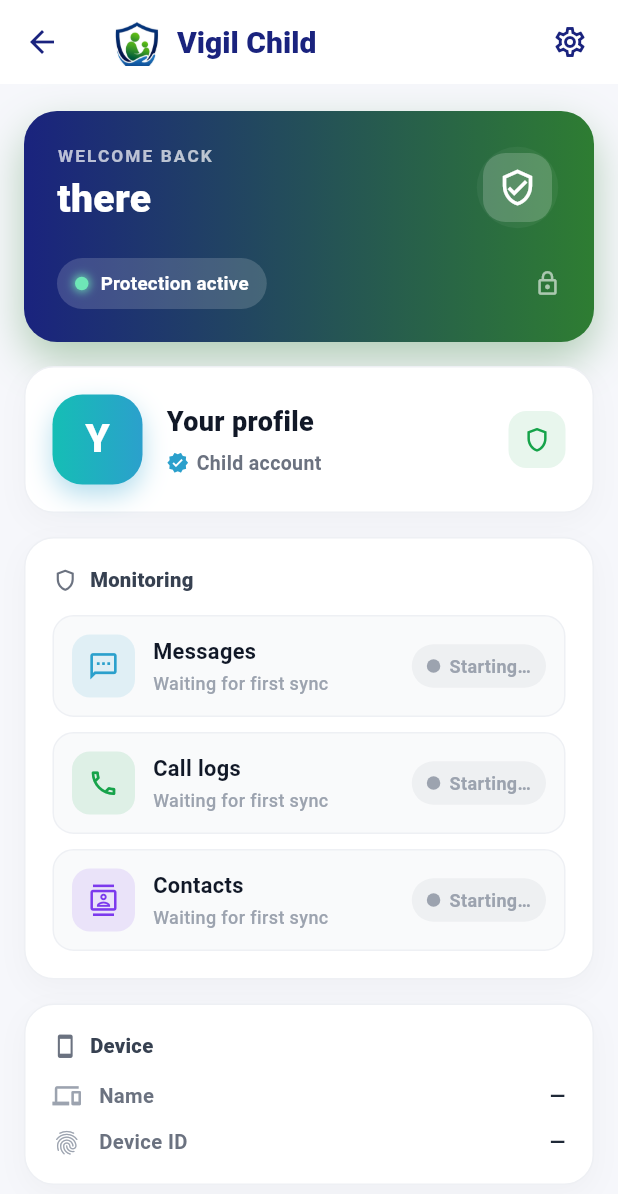
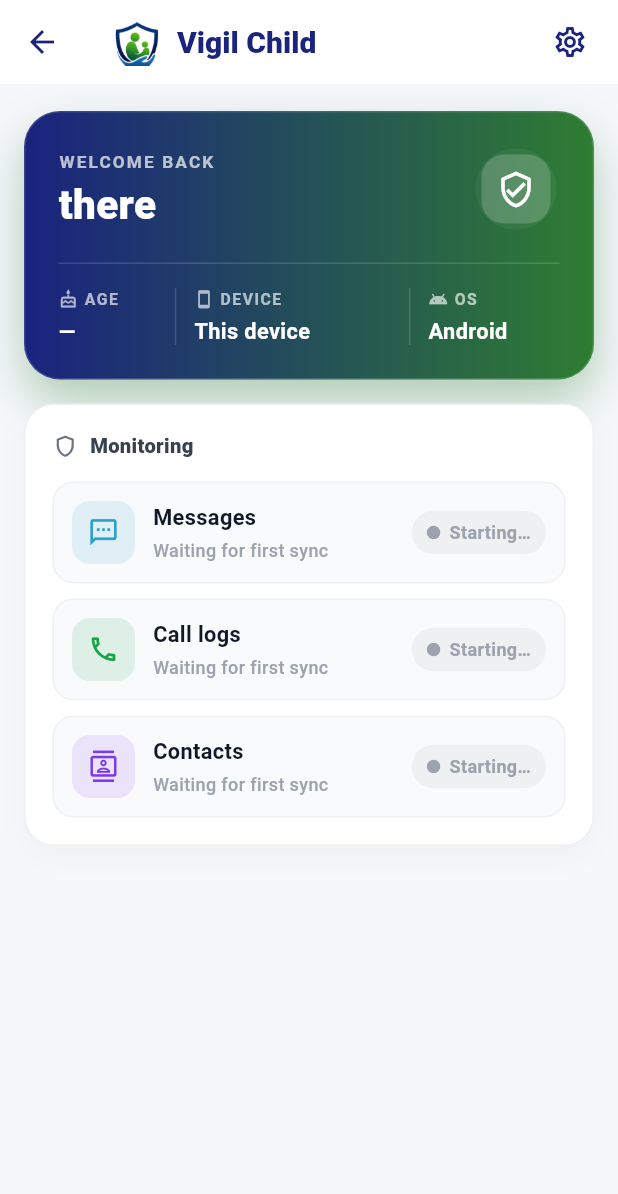
Before and after one commit to itsciworld/childapp, a Flutter app: the ChildHomePage screen opened by its route, on a phone screen of 412 x 824 dp. Shown: the top 1194 px of the screen. Run offline on Flutter 3.47's test engine with Material 3 defaults, Android fonts, the phone set to English and light mode, and no system bars; our stand-ins replace device_info_plus, dio, flutter_contacts, flutter_dotenv, flutter_local_notifications, flutter_riverpod and 3 more; missing offline and left inert: call_log, flexi_form_field, flutter_background_service, flutter_sms_inbox, usage_stats; accounts and stored records are empty.

Commit message:
feat(call_logs): increase batch size for call log uploads from 40 to 50

```diff
--- a/lib/features/call_logs/viewmodel/call_log_sync_service.dart
+++ b/lib/features/call_logs/viewmodel/call_log_sync_service.dart
@@ -26,7 +26,7 @@
   /// Max calls per upload request. Like the contacts sync, we send ONE batch
   /// per pass so each request is small/fast and a big first sync drains
   /// gradually over successive passes instead of one huge upload.
-  static const int _batchSize = 40;
+  static const int _batchSize = 50;
 
   /// Runs one sync pass. Returns the server response on success, or `null`
   /// when the pass was skipped (missing identity / no calls) or failed.
--- a/lib/features/home/view/child_home_page.dart
+++ b/lib/features/home/view/child_home_page.dart
@@ -1,4 +1,5 @@
 import 'dart:async';
+import 'dart:io' show Platform;
 
 import 'package:flutter/material.dart';
 import 'package:flutter/services.dart';
@@ -39,8 +40,11 @@
   DateTime? _lastBackPress;
   Timer? _statusTimer;
 
-  // Drives the one-shot staggered entrance of the cards.
+  // Drives the one-shot staggered entrance of the cards. Started the moment
+  // the profile data finishes loading (not at mount), so the reveal plays in
+  // sync with the data actually appearing on screen.
   late final AnimationController _entrance;
+  bool _entranceStarted = false;
   // Drives the continuous "live monitoring" pulse on the hero shield + dots.
   late final AnimationController _pulse;
 
@@ -50,8 +54,8 @@
 
     _entrance = AnimationController(
       vsync: this,
-      duration: const Duration(milliseconds: 900),
-    )..forward();
+      duration: const Duration(milliseconds: 1100),
+    );
     _pulse = AnimationController(
       vsync: this,
       duration: const Duration(milliseconds: 1500),
@@ -168,38 +172,42 @@
         body: identityAsync.when(
           loading: () => const Center(child: CircularProgressIndicator()),
           error: (e, _) => Center(child: Text('Could not load profile: $e')),
-          data: (identity) => ListView(
+          data: (identity) {
+            // Kick off the entrance the first time real data is available, so
+            // the cards animate in exactly when the data does — covering both
+            // the async-resolve and the already-cached cases.
+            if (!_entranceStarted) {
+              _entranceStarted = true;
+              WidgetsBinding.instance.addPostFrameCallback((_) {
+                if (mounted) _entrance.forward(from: 0);
+              });
+            }
+            return ListView(
               padding: const EdgeInsets.fromLTRB(16, 18, 16, 28),
               children: [
                 _Entrance(
                   animation: _entrance,
                   index: 0,
-                child: _HeroCard(name: identity.childName, pulse: _pulse),
+                  child: _WelcomeCard(
+                    identity: identity,
+                    device: deviceAsync.asData?.value,
+                    pulse: _pulse,
+                    entrance: _entrance,
+                  ),
                 ),
                 const SizedBox(height: 16),
                 _Entrance(
                   animation: _entrance,
                   index: 1,
-                child: _ProfileCard(identity: identity),
-              ),
-              const SizedBox(height: 16),
-              _Entrance(
-                animation: _entrance,
-                index: 2,
                   child: _MonitoringCard(
                     state: smsState,
                     callLogState: callLogState,
                     contactState: contactState,
                   ),
                 ),
-              const SizedBox(height: 16),
-              _Entrance(
-                animation: _entrance,
-                index: 3,
-                child: _DeviceCard(device: deviceAsync.asData?.value),
-              ),
               ],
-          ),
+            );
+          },
         ),
       ),
     );
@@ -228,10 +236,53 @@
     );
     return AnimatedBuilder(
       animation: curved,
+      builder: (context, child) {
+        final t = curved.value;
+        return Opacity(
+          opacity: t,
+          child: Transform.translate(
+            offset: Offset(0, 32 * (1 - t)),
+            child: Transform.scale(
+              scale: 0.96 + 0.04 * t,
+              alignment: Alignment.topCenter,
+              child: child,
+            ),
+          ),
+        );
+      },
+      child: child,
+    );
+  }
+}
+
+/// Reveals [child] with a fade + small rise as [animation] sweeps its
+/// [start]–[end] sub-interval. Lets the welcome-card values cascade in just
+/// after the card frame itself has appeared.
+class _RevealItem extends StatelessWidget {
+  const _RevealItem({
+    required this.animation,
+    required this.start,
+    required this.end,
+    required this.child,
+  });
+
+  final Animation<double> animation;
+  final double start;
+  final double end;
+  final Widget child;
+
+  @override
+  Widget build(BuildContext context) {
+    final curved = CurvedAnimation(
+      parent: animation,
+      curve: Interval(start, end, curve: Curves.easeOut),
+    );
+    return AnimatedBuilder(
+      animation: curved,
       builder: (context, child) => Opacity(
         opacity: curved.value,
         child: Transform.translate(
-          offset: Offset(0, 28 * (1 - curved.value)),
+          offset: Offset(0, 12 * (1 - curved.value)),
           child: child,
         ),
       ),
@@ -240,34 +291,52 @@
   }
 }
 
-/// The gradient "protection active" hero with an animated pulsing shield.
-class _HeroCard extends StatelessWidget {
-  const _HeroCard({this.name, required this.pulse});
+/// The gradient hero card holding every child detail in one place:
+/// greeting + name, an animated pulsing shield, and an age · device · OS
+/// stat row whose values cascade in (driven by [entrance]) as the data loads.
+class _WelcomeCard extends StatelessWidget {
+  const _WelcomeCard({
+    required this.identity,
+    required this.device,
+    required this.pulse,
+    required this.entrance,
+  });
 
-  final String? name;
+  final Identity identity;
+  final StoredDevice? device;
   final Animation<double> pulse;
+  final Animation<double> entrance;
 
   @override
   Widget build(BuildContext context) {
-    final displayName = (name == null || name!.isEmpty) ? 'there' : name!;
+    final rawName = identity.childName;
+    final displayName =
+        (rawName == null || rawName.isEmpty) ? 'there' : rawName;
+    final age = identity.childAge;
+    final deviceName =
+        (device?.name?.isNotEmpty ?? false) ? device!.name! : 'This device';
+    final osLabel = _platformLabel();
+    final osIcon = Platform.isIOS ? Icons.apple : Icons.android;
+
     return Container(
       padding: const EdgeInsets.all(22),
       decoration: BoxDecoration(
         gradient: AppGradients.primaryButton,
-        borderRadius: BorderRadius.circular(22),
+        borderRadius: BorderRadius.circular(24),
+        border: Border.all(color: Colors.white.withValues(alpha: 0.14)),
         boxShadow: [
           BoxShadow(
             color: AppGradients.shadowColor(AppGradients.primaryButton),
-            blurRadius: 24,
-            offset: const Offset(0, 12),
+            blurRadius: 26,
+            offset: const Offset(0, 14),
           ),
         ],
       ),
       child: Column(
         crossAxisAlignment: CrossAxisAlignment.start,
         children: [
+          // Greeting + name (left); pulsing shield with a live badge (right).
           Row(
-            crossAxisAlignment: CrossAxisAlignment.start,
             children: [
               Expanded(
                 child: Column(
@@ -289,7 +358,7 @@
                       overflow: TextOverflow.ellipsis,
                       style: const TextStyle(
                         color: Colors.white,
-                        fontSize: 26,
+                        fontSize: 27,
                         fontWeight: FontWeight.w800,
                         height: 1.1,
                       ),
@@ -297,44 +366,160 @@
                   ],
                 ),
               ),
-              const SizedBox(width: 12),
+              const SizedBox(width: 14),
+              Stack(
+                clipBehavior: Clip.none,
+                children: [
                   _PulsingShield(pulse: pulse),
                 ],
               ),
-          const SizedBox(height: 18),
-          Row(
+            ],
+          ),
+          const SizedBox(height: 20),
+          Divider(
+            height: 1,
+            thickness: 1,
+            color: Colors.white.withValues(alpha: 0.15),
+          ),
+          const SizedBox(height: 16),
+          // Detail columns: age · device · system. Device gets the widest
+          // share and may wrap onto two lines so longer hardware names stay
+          // readable.
+          IntrinsicHeight(
+            child: Row(
               children: [
-              Container(
-                padding:
-                    const EdgeInsets.symmetric(horizontal: 12, vertical: 8),
-                decoration: BoxDecoration(
-                  color: Colors.white.withValues(alpha: 0.16),
-                  borderRadius: BorderRadius.circular(30),
+                Expanded(
+                  flex: 3,
+                  child: _RevealItem(
+                    animation: entrance,
+                    start: 0.45,
+                    end: 0.72,
+                    child: _HeroStat(
+                      icon: Icons.cake_outlined,
+                      label: 'AGE',
+                      value: (age != null && age > 0) ? '$age yrs' : '—',
                     ),
-                child: Row(
-                  mainAxisSize: MainAxisSize.min,
-                  children: [
-                    _LiveDot(pulse: pulse, color: const Color(0xFF6EE7B7)),
-                    const SizedBox(width: 8),
-                    const Text(
-                      'Protection active',
-                      style: TextStyle(
-                        color: Colors.white,
-                        fontSize: 12.5,
-                        fontWeight: FontWeight.w700,
-                        letterSpacing: 0.2,
+                  ),
+                ),
+                const _StatDivider(),
+                Expanded(
+                  flex: 6,
+                  child: _RevealItem(
+                    animation: entrance,
+                    start: 0.55,
+                    end: 0.82,
+                    child: _HeroStat(
+                      icon: Icons.smartphone_outlined,
+                      label: 'DEVICE',
+                      value: deviceName,
+                      maxLines: 2,
+                    ),
+                  ),
+                ),
+                const _StatDivider(),
+                Expanded(
+                  flex: 4,
+                  child: _RevealItem(
+                    animation: entrance,
+                    start: 0.65,
+                    end: 0.92,
+                    child: _HeroStat(
+                      icon: osIcon,
+                      label: 'OS',
+                      value: osLabel,
+                    ),
                   ),
                 ),
               ],
             ),
           ),
-              const Spacer(),
-              const Icon(Icons.lock_outline,
-                  color: Colors.white60, size: 18),
         ],
+      ),
+    );
+  }
+
+  /// The running platform name only — "Android" / "iOS" (no version).
+  static String _platformLabel() {
+    if (Platform.isAndroid) return 'Android';
+    if (Platform.isIOS) return 'iOS';
+    final os = Platform.operatingSystem;
+    return os.isEmpty ? 'Device' : '${os[0].toUpperCase()}${os.substring(1)}';
+  }
+}
+
+/// One labelled detail column for the hero stats row.
+class _HeroStat extends StatelessWidget {
+  const _HeroStat({
+    required this.label,
+    required this.value,
+    this.icon,
+    this.maxLines = 1,
+  });
+
+  final String label;
+  final String value;
+  final IconData? icon;
+  final int maxLines;
+
+  @override
+  Widget build(BuildContext context) {
+    const valueStyle = TextStyle(
+      color: Colors.white,
+      fontSize: 14.5,
+      fontWeight: FontWeight.w700,
+      height: 1.15,
+    );
+
+    final Widget valueWidget = Text(
+      value,
+      maxLines: maxLines,
+      overflow: TextOverflow.ellipsis,
+      style: valueStyle,
+    );
+
+    return Column(
+      crossAxisAlignment: CrossAxisAlignment.start,
+      mainAxisAlignment: MainAxisAlignment.center,
+      children: [
+        // Label row: small icon + caption, leaving the value its full width.
+        Row(
+          children: [
+            if (icon != null) ...[
+              Icon(icon, size: 13, color: Colors.white.withValues(alpha: 0.65)),
+              const SizedBox(width: 4),
+            ],
+            Flexible(
+              child: Text(
+                label,
+                maxLines: 1,
+                overflow: TextOverflow.ellipsis,
+                style: TextStyle(
+                  color: Colors.white.withValues(alpha: 0.65),
+                  fontSize: 10.5,
+                  fontWeight: FontWeight.w700,
+                  letterSpacing: 1.0,
+                ),
+              ),
             ),
           ],
         ),
+        const SizedBox(height: 6),
+        valueWidget,
+      ],
+    );
+  }
+}
+
+/// A thin vertical separator between hero stat columns.
+class _StatDivider extends StatelessWidget {
+  const _StatDivider();
+
+  @override
+  Widget build(BuildContext context) {
+    return Container(
+      width: 1,
+      margin: const EdgeInsets.symmetric(horizontal: 12),
+      color: Colors.white.withValues(alpha: 0.15),
     );
   }
 }
@@ -385,136 +570,36 @@
 }
 
 /// A small blinking status dot.
-class _LiveDot extends StatelessWidget {
-  const _LiveDot({required this.pulse, required this.color});
+// class _LiveDot extends StatelessWidget {
+//   const _LiveDot({required this.pulse, required this.color});
 
-  final Animation<double> pulse;
-  final Color color;
+//   final Animation<double> pulse;
+//   final Color color;
 
-  @override
-  Widget build(BuildContext context) {
-    return AnimatedBuilder(
-      animation: pulse,
-      builder: (context, _) {
-        return Container(
-          width: 9,
-          height: 9,
-          decoration: BoxDecoration(
-            shape: BoxShape.circle,
-            color: color,
-            boxShadow: [
-              BoxShadow(
-                color: color.withValues(alpha: 0.5 + 0.5 * pulse.value),
-                blurRadius: 6 * pulse.value,
-                spreadRadius: 1.5 * pulse.value,
-              ),
-            ],
-          ),
-        );
-      },
-    );
-  }
-}
-
-/// Profile card — name + age only (IDs are intentionally hidden).
-class _ProfileCard extends StatelessWidget {
-  const _ProfileCard({required this.identity});
-
-  final Identity identity;
-
-  @override
-  Widget build(BuildContext context) {
-    final name = (identity.childName?.isNotEmpty ?? false)
-        ? identity.childName!
-        : 'Your profile';
-    final initial = name.trim().isNotEmpty ? name.trim()[0].toUpperCase() : '?';
-    final age = identity.childAge;
-    final subtitle = (age != null && age > 0)
-        ? 'Child account  •  $age yrs'
-        : 'Child account';
-
-    return _CardShell(
-      child: Row(
-        children: [
-          Container(
-            width: 60,
-            height: 60,
-            alignment: Alignment.center,
-            decoration: BoxDecoration(
-              gradient: AppGradients.secondary,
-              borderRadius: BorderRadius.circular(20),
-              boxShadow: [
-                BoxShadow(
-                  color: AppGradients.shadowColor(AppGradients.secondary),
-                  blurRadius: 14,
-                  offset: const Offset(0, 7),
-                ),
-              ],
-            ),
-            child: Text(
-              initial,
-              style: const TextStyle(
-                color: Colors.white,
-                fontSize: 26,
-                fontWeight: FontWeight.w800,
-              ),
-            ),
-          ),
-          const SizedBox(width: 16),
-          Expanded(
-            child: Column(
-              crossAxisAlignment: CrossAxisAlignment.start,
-              children: [
-                Text(
-                  name,
-                  maxLines: 1,
-                  overflow: TextOverflow.ellipsis,
-                  style: const TextStyle(
-                    fontSize: 18,
-                    fontWeight: FontWeight.w800,
-                    color: Color(0xFF111827),
-                  ),
-                ),
-                const SizedBox(height: 5),
-                Row(
-                  children: [
-                    const Icon(Icons.verified,
-                        size: 15, color: Color(0xFF2BA0CC)),
-                    const SizedBox(width: 5),
-                    Flexible(
-                      child: Text(
-                        subtitle,
-                        maxLines: 1,
-                        overflow: TextOverflow.ellipsis,
-                        style: const TextStyle(
-                          fontSize: 13,
-                          fontWeight: FontWeight.w600,
-                          color: Color(0xFF6B7280),
-                        ),
-                      ),
-                    ),
-                  ],
-                ),
-              ],
-            ),
-          ),
-          const SizedBox(width: 8),
-          Container(
-            width: 38,
-            height: 38,
-            alignment: Alignment.center,
-            decoration: BoxDecoration(
-              color: const Color(0xFF16A34A).withValues(alpha: 0.10),
-              borderRadius: BorderRadius.circular(12),
-            ),
-            child: const Icon(Icons.shield_outlined,
-                size: 19, color: Color(0xFF16A34A)),
-          ),
-        ],
-      ),
-    );
-  }
-}
+//   @override
+//   Widget build(BuildContext context) {
+//     return AnimatedBuilder(
+//       animation: pulse,
+//       builder: (context, _) {
+//         return Container(
+//           width: 9,
+//           height: 9,
+//           decoration: BoxDecoration(
+//             shape: BoxShape.circle,
+//             color: color,
+//             boxShadow: [
+//               BoxShadow(
+//                 color: color.withValues(alpha: 0.5 + 0.5 * pulse.value),
+//                 blurRadius: 6 * pulse.value,
+//                 spreadRadius: 1.5 * pulse.value,
+//               ),
+//             ],
+//           ),
+//         );
+//       },
+//     );
+//   }
+// }
 
 /// Normalised view of one sync stream's status for the monitoring tiles.
 class _SyncView {
@@ -717,75 +802,6 @@
   }
 }
 
-class _DeviceCard extends StatelessWidget {
-  const _DeviceCard({this.device});
-
-  final StoredDevice? device;
-
-  @override
-  Widget build(BuildContext context) {
-    final name = (device?.name?.isNotEmpty ?? false) ? device!.name! : '—';
-    final id = (device?.id?.isNotEmpty ?? false) ? device!.id! : '—';
-    return _CardShell(
-      child: Column(
-        crossAxisAlignment: CrossAxisAlignment.start,
-        children: [
-          const _SectionTitle(
-              icon: Icons.smartphone_outlined, title: 'Device'),
-          const SizedBox(height: 14),
-          _DeviceRow(icon: Icons.devices_outlined, label: 'Name', value: name),
-          const SizedBox(height: 12),
-          _DeviceRow(
-              icon: Icons.fingerprint_outlined, label: 'Device ID', value: id),
-        ],
-      ),
-    );
-  }
-}
-
-class _DeviceRow extends StatelessWidget {
-  const _DeviceRow({
-    required this.icon,
-    required this.label,
-    required this.value,
-  });
-
-  final IconData icon;
-  final String label;
-  final String value;
-
-  @override
-  Widget build(BuildContext context) {
-    return Row(
-      children: [
-        Icon(icon, size: 19, color: const Color(0xFF9CA3AF)),
-        const SizedBox(width: 12),
-        Text(
-          label,
-          style: const TextStyle(
-            fontSize: 13.5,
-            fontWeight: FontWeight.w600,
-            color: Color(0xFF6B7280),
-          ),
-        ),
-        const SizedBox(width: 12),
-        Expanded(
-          child: Text(
-            value,
-            textAlign: TextAlign.right,
-            overflow: TextOverflow.ellipsis,
-            style: const TextStyle(
-              fontSize: 13.5,
-              fontWeight: FontWeight.w700,
-              color: Color(0xFF1F2937),
-            ),
-          ),
-        ),
-      ],
-    );
-  }
-}
-
 /// A small section heading with a leading icon.
 class _SectionTitle extends StatelessWidget {
   const _SectionTitle({required this.icon, required this.title});
```
Lines whose indentation alone changed are shown as unchanged.
